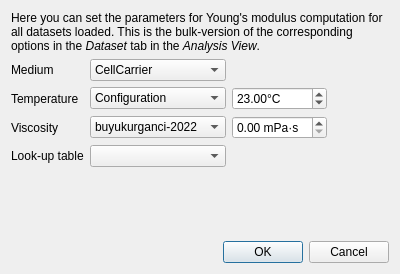
First picture: the form in ui/bulk/bulk_emodulus.ui, repository DC-analysis/DCscope, before the edit.
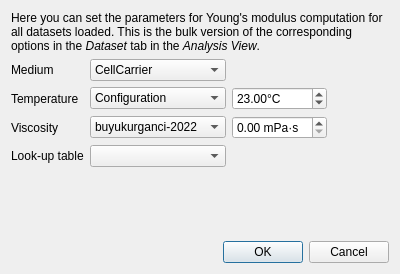
Second picture: the form after the edit. Icons and pictures are not drawn. Custom widgets are drawn as their Qt base class.

```diff
--- a/ui/bulk/bulk_emodulus.ui
+++ b/ui/bulk/bulk_emodulus.ui
@@ -20,7 +20,7 @@
    <item>
     <widget class="QLabel" name="label">
      <property name="text">
-      <string>&lt;html&gt;&lt;head/&gt;&lt;body&gt;&lt;p&gt;Here you can set the parameters for Young's modulus computation for all datasets loaded. This is the bulk-version of the corresponding options in the &lt;span style=&quot; font-style:italic;&quot;&gt;Dataset  &lt;/span&gt; tab in the &lt;span style=&quot; font-style:italic;&quot;&gt;Analysis View&lt;/span&gt;.&lt;/p&gt;&lt;/body&gt;&lt;/html&gt;</string>
+      <string>&lt;html&gt;&lt;head/&gt;&lt;body&gt;&lt;p&gt;Here you can set the parameters for Young's modulus computation for all datasets loaded. This is the bulk version of the corresponding options in the &lt;span style=&quot; font-style:italic;&quot;&gt;Dataset  &lt;/span&gt; tab in the &lt;span style=&quot; font-style:italic;&quot;&gt;Analysis View&lt;/span&gt;.&lt;/p&gt;&lt;/body&gt;&lt;/html&gt;</string>
      </property>
      <property name="wordWrap">
       <bool>true</bool>
```
